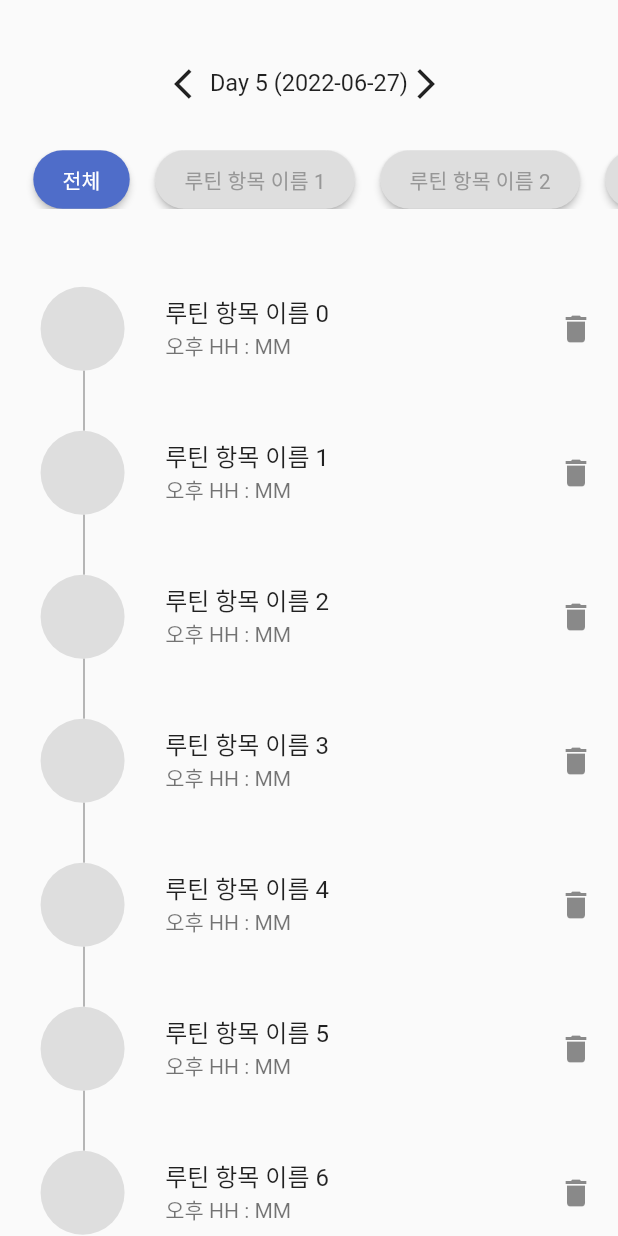
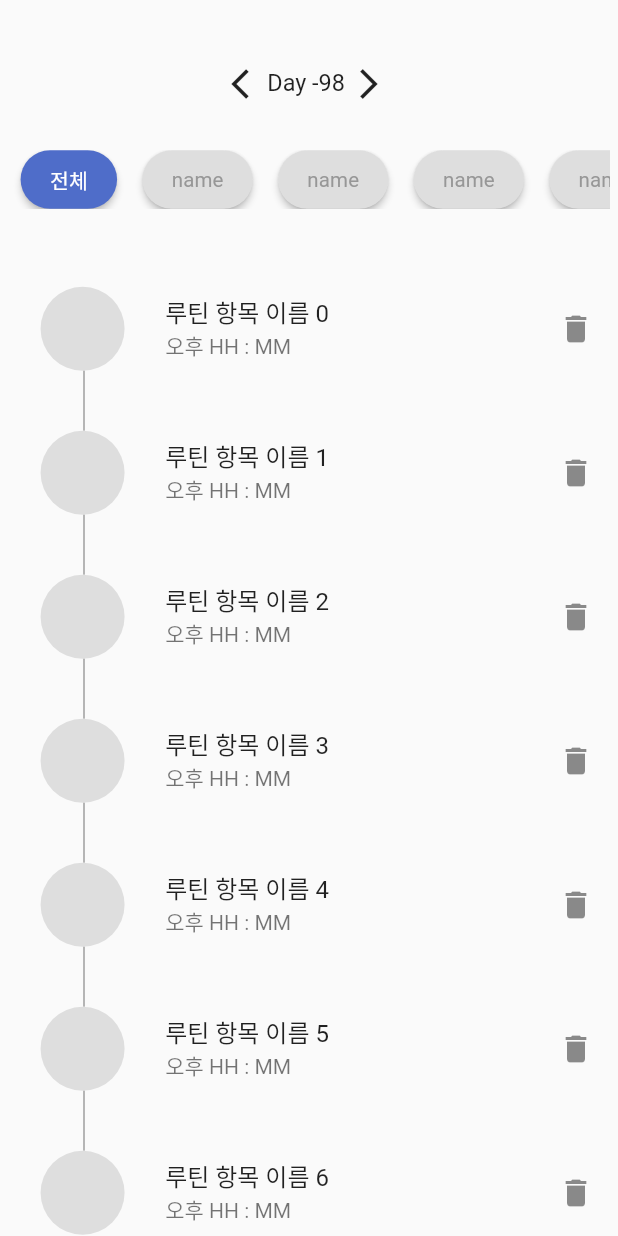
Before and after one commit to alexcho617/HEM-Routine-App, a Flutter app: the RoutineLogPage screen opened by its route, on a phone screen of 412 x 824 dp. Run offline on Flutter 3.47's test engine with Material 2 defaults, Android fonts, the phone set to English and light mode, and no system bars; our stand-ins replace animated_splash_screen, cloud_firestore, firebase_auth, firebase_core, flutter_screenutil, flutter_switch and 5 more; missing offline and left inert: flutterfire_ui, onboarding, simple_gesture_detector; accounts and stored records are empty; Roboto replaces fonts that are missing (AppleSDGothicNeoM); statements that could not run were skipped.

Commit message:
Update routineLog.dart

```diff
--- a/lib/views/bottom_pop_up/routineLog.dart
+++ b/lib/views/bottom_pop_up/routineLog.dart
@@ -2,17 +2,22 @@ import 'package:cloud_firestore/cloud_firestore.dart';
 import 'package:firebase_auth/firebase_auth.dart';
 import 'package:flutter/material.dart';
 import 'package:flutter_screenutil/flutter_screenutil.dart';
+import 'package:get/get.dart';
+import 'package:hem_routine_app/controllers/routine_on_controller.dart';
 import 'package:hem_routine_app/utils/colors.dart';
 import 'package:hem_routine_app/views/home.dart';
 import 'package:hem_routine_app/widgets/widgets.dart';
 import '../../widgets/widgets.dart';
 
 class RoutineLogPage extends StatelessWidget {
-  const RoutineLogPage({Key? key}) : super(key: key);
+  RoutineLogPage({Key? key}) : super(key: key);
+  RoutineOnController controller = Get.find<RoutineOnController>();
 
   @override
   Widget build(BuildContext context) {
-    return customBottomSheet(context, Column(
+    return customBottomSheet(
+        context,
+        Column(
           // crossAxisAlignment: CrossAxisAlignment.center,
           children: [
             SizedBox(
@@ -28,7 +33,7 @@ class RoutineLogPage extends StatelessWidget {
                   icon: const Icon(Icons.arrow_back_ios),
                 ),
                 Text(
-                  'Day 5 (2022-06-27)',
+                  'Day ${controller.selectedDayIndex.value + 1} ',
                   style: TextStyle(
                     fontSize: 16.sp,
                     fontWeight: FontWeight.w400,
@@ -45,32 +50,51 @@ class RoutineLogPage extends StatelessWidget {
             SizedBox(
               height: 33.h,
             ),
-            SingleChildScrollView(
-              scrollDirection: Axis.horizontal,
-              child: Row(
-                children: [
-                  SizedBox(
-                    width: 21.w,
-                  ),
-                  selectedRoutineButton(() {}, '전체'),
-                  SizedBox(
-                    width: 16.w,
-                  ),
-                  unSelectedRoutineButton(() {}, '루틴 항목 이름 1'),
-                  SizedBox(
-                    width: 16.w,
-                  ),
-                  unSelectedRoutineButton(() {}, '루틴 항목 이름 2'),
-                  SizedBox(
-                    width: 16.w,
-                  ),
-                  unSelectedRoutineButton(() {}, '루틴 항목 이름 3'),
-                  SizedBox(
-                    width: 21.w,
-                  ),
-                ],
+            Padding(
+              padding: EdgeInsets.symmetric(horizontal: 5.w),
+              child: SizedBox(
+                width: 390.w,
+                height: 40.h,
+                child: ListView.builder(
+                  scrollDirection: Axis.horizontal,
+                  itemCount: 7,
+                  itemBuilder: (context, index) {
+                    return Padding(
+                      padding: EdgeInsets.symmetric(horizontal: 8.w),
+                      child: index == 0
+                          ? selectedRoutineButton(() {}, '전체')
+                          : unSelectedRoutineButton(() {}, 'name'),
+                    );
+                  },
+                ),
               ),
             ),
+            // SingleChildScrollView(
+            //   scrollDirection: Axis.horizontal,
+            //   child: Row(
+            //     children: [
+            //       SizedBox(
+            //         width: 21.w,
+            //       ),
+            //       selectedRoutineButton(() {}, '전체'),
+            //       SizedBox(
+            //         width: 16.w,
+            //       ),
+            //       unSelectedRoutineButton(() {}, '루틴 항목 이름 1'),
+            //       SizedBox(
+            //         width: 16.w,
+            //       ),
+            //       unSelectedRoutineButton(() {}, '루틴 항목 이름 2'),
+            //       SizedBox(
+            //         width: 16.w,
+            //       ),
+            //       unSelectedRoutineButton(() {}, '루틴 항목 이름 3'),
+            //       SizedBox(
+            //         width: 21.w,
+            //       ),
+            //     ],
+            //   ),
+            // ),
             SizedBox(
               height: 45.h,
             ),
@@ -103,7 +127,9 @@ class RoutineLogPage extends StatelessWidget {
                       child: Row(
                         mainAxisAlignment: MainAxisAlignment.start,
                         children: [
-                          SizedBox(width: 48,),
+                          SizedBox(
+                            width: 48,
+                          ),
                           VerticalDivider(
                             thickness: 1,
                             color: Colors.grey,
```
